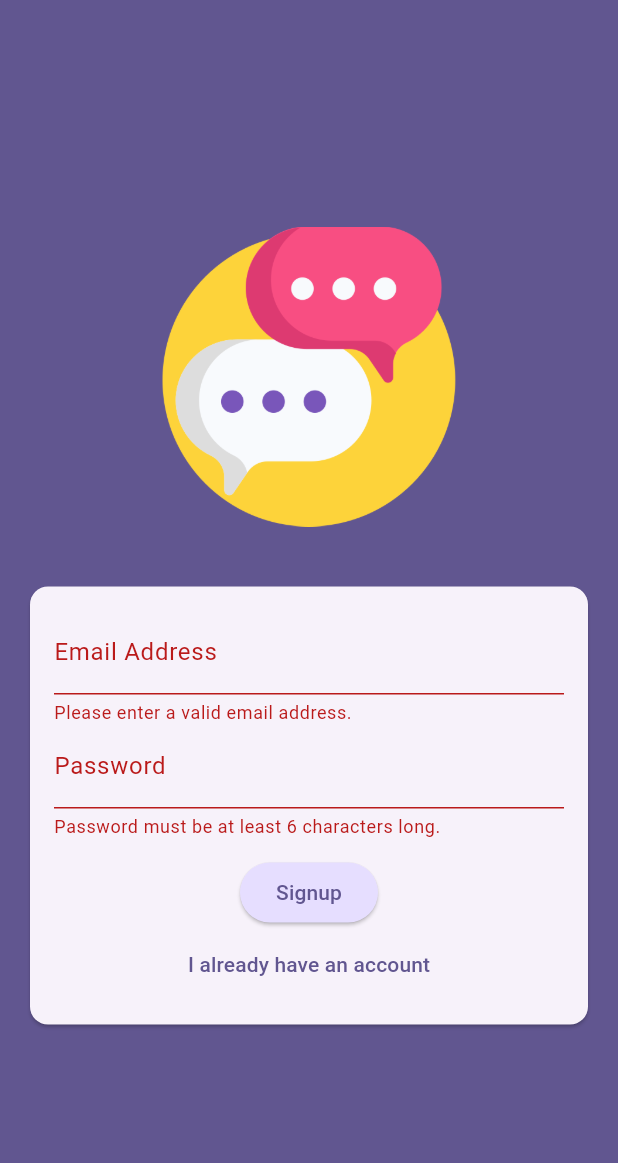
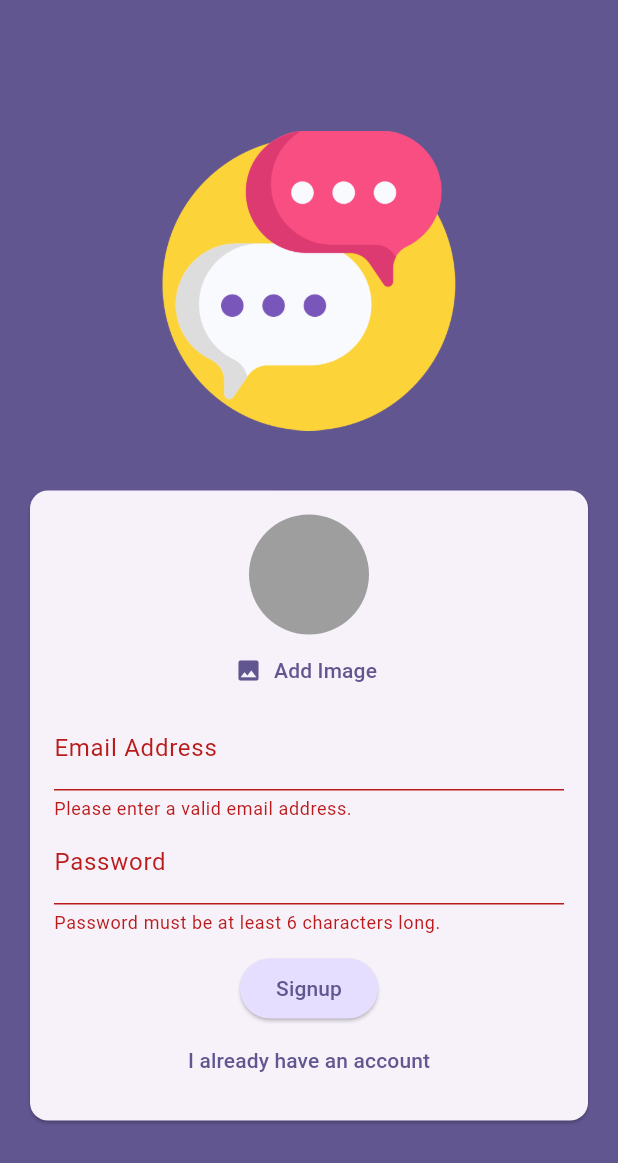
Before and after one commit to nwetmonaye/chat_app_firebase_auth, a Flutter app: the screen it shows after launch, after a tap on "Login", after a tap on "Create an account", on a phone screen of 412 x 824 dp. Shown: the top 1163 px of the screen. Run offline on Flutter 3.47's test engine with Material 3 defaults, Android fonts, the phone set to English and light mode, and no system bars; our stand-ins replace firebase_auth, firebase_core, image_picker; accounts and stored records are empty.

Commit message:
add image_picker

```diff
--- a/lib/screens/auth.dart
+++ b/lib/screens/auth.dart
@@ -1,3 +1,4 @@
+import 'package:chat_app/widgets/user_image_picker.dart';
 import 'package:flutter/material.dart';
 import 'package:firebase_auth/firebase_auth.dart';
 
@@ -82,6 +83,7 @@ class _AuthScreenState extends State<AuthScreen> {
                         child: Column(
                           mainAxisSize: MainAxisSize.min,
                           children: [
+                            if (!_isLogin) UserImagePicker(),
                             TextFormField(
                               decoration: const InputDecoration(
                                   labelText: 'Email Address'),
--- /dev/null
+++ b/lib/widgets/user_image_picker.dart
@@ -0,0 +1,54 @@
+import 'dart:io';
+
+import 'package:flutter/material.dart';
+import 'package:image_picker/image_picker.dart';
+
+class UserImagePicker extends StatefulWidget {
+  const UserImagePicker({Key? key}) : super(key: key);
+
+  @override
+  State<UserImagePicker> createState() => _UserImagePickerState();
+}
+
+class _UserImagePickerState extends State<UserImagePicker> {
+  File? _pickedImageFile;
+
+  void _pickImage() async {
+    final pickedImage = await ImagePicker().pickImage(
+      source: ImageSource.camera,
+      imageQuality: 50,
+      maxWidth: 150,
+    );
+
+    if (pickedImage == null) {
+      return;
+    }
+    setState(() {
+      _pickedImageFile = File(pickedImage.path);
+    });
+  }
+
+  @override
+  Widget build(BuildContext context) {
+    return Column(
+      children: [
+        CircleAvatar(
+          radius: 40,
+          backgroundColor: Colors.grey,
+          foregroundImage:
+              _pickedImageFile != null ? FileImage(_pickedImageFile!) : null,
+        ),
+        TextButton.icon(
+          onPressed: _pickImage,
+          icon: const Icon(Icons.image),
+          label: Text(
+            'Add Image',
+            style: TextStyle(
+              color: Theme.of(context).colorScheme.primary,
+            ),
+          ),
+        ),
+      ],
+    );
+  }
+}
--- a/pubspec.yaml
+++ b/pubspec.yaml
@@ -37,6 +37,8 @@ dependencies:
   cupertino_icons: ^1.0.6
   firebase_core: ^2.28.0
   firebase_auth: ^4.19.0
+  firebase_storage: ^11.7.0
+  image_picker: ^1.0.7
 
 dev_dependencies:
   flutter_test:
```
Also changed, not shown: pubspec.lock, 5 other files.
